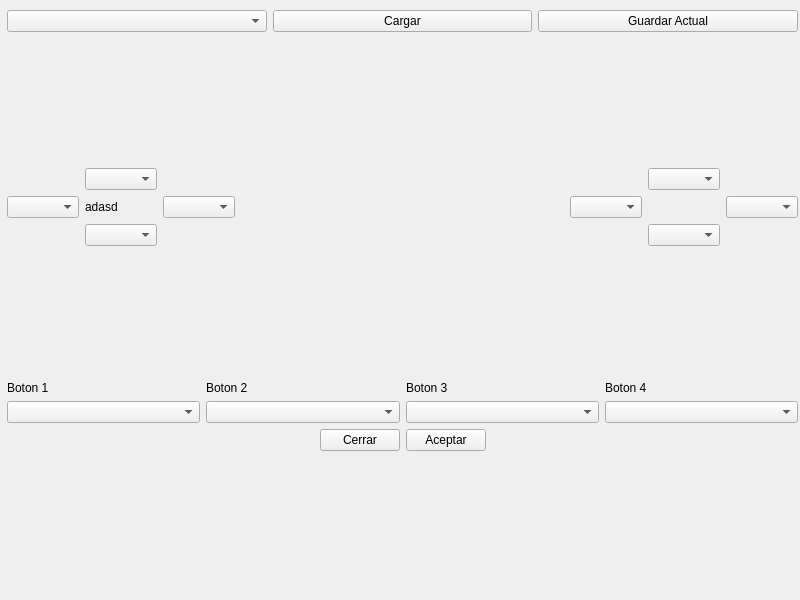
This is GUI/menu.ui in Hex4gono/PIP_Control as Qt 5 draws it before an edit. The edited form follows.
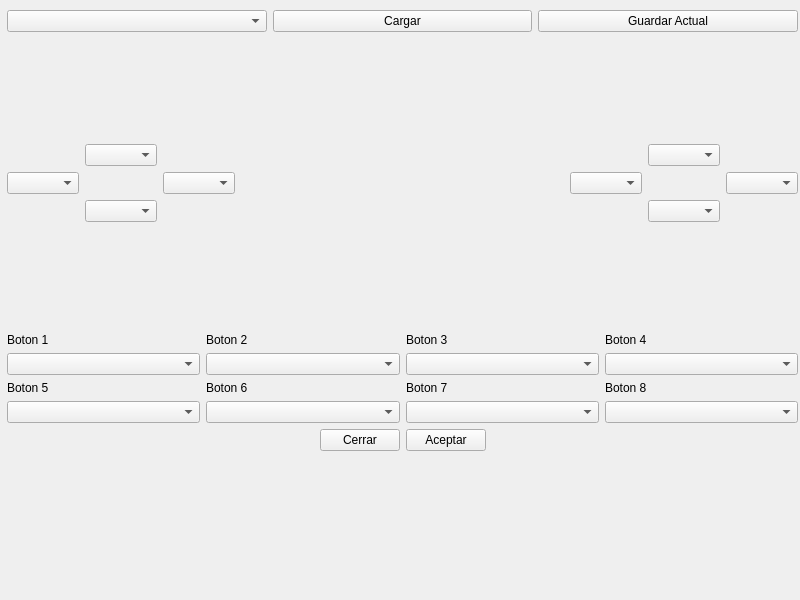
This is the edited form. Icons and pictures are not drawn.

```diff
--- a/GUI/menu.ui
+++ b/GUI/menu.ui
@@ -77,7 +77,10 @@
          <item row="1" column="1">
           <widget class="QLabel" name="label">
            <property name="text">
-            <string>adasd</string>
+            <string/>
+           </property>
+           <property name="pixmap">
+            <pixmap>Descargas/Imagen-removebg-preview(2).png</pixmap>
            </property>
           </widget>
          </item>
@@ -148,6 +151,20 @@
          <item>
           <widget class="QComboBox" name="Boton1Sel"/>
          </item>
+         <item>
+          <layout class="QVBoxLayout" name="Bot1Box_2">
+           <item>
+            <widget class="QLabel" name="Boton5txt">
+             <property name="text">
+              <string>Boton 5</string>
+             </property>
+            </widget>
+           </item>
+           <item>
+            <widget class="QComboBox" name="Boton5Sel"/>
+           </item>
+          </layout>
+         </item>
         </layout>
        </item>
        <item>
@@ -162,6 +179,20 @@
          <item>
           <widget class="QComboBox" name="Boton2Sel"/>
          </item>
+         <item>
+          <layout class="QVBoxLayout" name="Bot2Box_2">
+           <item>
+            <widget class="QLabel" name="Boton6txt">
+             <property name="text">
+              <string>Boton 6</string>
+             </property>
+            </widget>
+           </item>
+           <item>
+            <widget class="QComboBox" name="Boton6Sel"/>
+           </item>
+          </layout>
+         </item>
         </layout>
        </item>
        <item>
@@ -176,6 +207,20 @@
          <item>
           <widget class="QComboBox" name="Boton3Sel"/>
          </item>
+         <item>
+          <layout class="QVBoxLayout" name="Bot3Box_2">
+           <item>
+            <widget class="QLabel" name="Boton7txt">
+             <property name="text">
+              <string>Boton 7</string>
+             </property>
+            </widget>
+           </item>
+           <item>
+            <widget class="QComboBox" name="Boton7Sel"/>
+           </item>
+          </layout>
+         </item>
         </layout>
        </item>
        <item>
@@ -190,6 +235,20 @@
          <item>
           <widget class="QComboBox" name="Boton4Sel"/>
          </item>
+         <item>
+          <layout class="QVBoxLayout" name="Bot4Box_2">
+           <item>
+            <widget class="QLabel" name="Boton8txt">
+             <property name="text">
+              <string>Boton 8</string>
+             </property>
+            </widget>
+           </item>
+           <item>
+            <widget class="QComboBox" name="Boton8Sel"/>
+           </item>
+          </layout>
+         </item>
         </layout>
        </item>
       </layout>
```
Left out of the diff: 3 changed lines with no effect on the pictures.
